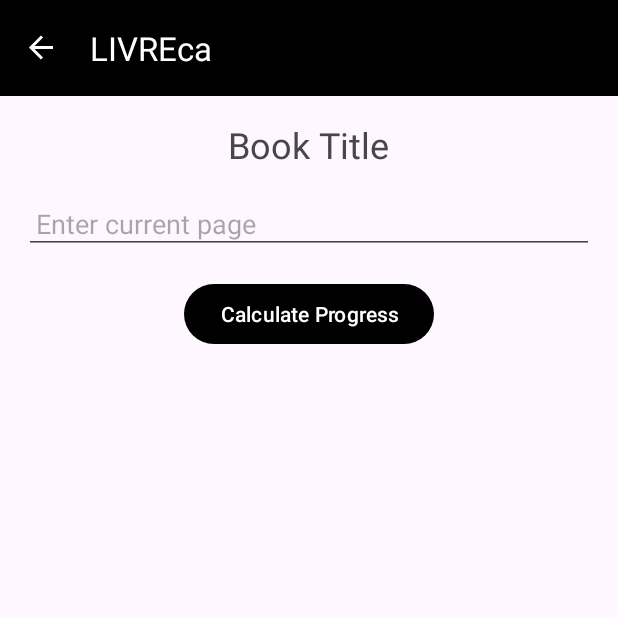
After one commit to Celia-unitbv/LivreCA, an Android app: the BookDetailFragment screen opened through its navigation route, on a phone screen of 412 x 824 dp, the top half of it. The commit adds this screen. Run offline under Robolectric (Android 15) with nearby library versions, the phone set to English and light mode, and no system bars; our stand-ins replace navigation-ui.

Commit message:
now you can update your progress by pressing an item in the viewholder.

```diff
--- /dev/null
+++ b/Android/app/src/main/java/com/example/livreca/BookDetailFragment.kt
@@ -0,0 +1,71 @@
+package com.example.livreca
+
+import android.annotation.SuppressLint
+import android.os.Bundle
+import android.view.LayoutInflater
+import android.view.View
+import android.view.ViewGroup
+import android.widget.Button
+import android.widget.EditText
+import android.widget.TextView
+import androidx.fragment.app.Fragment
+import androidx.lifecycle.lifecycleScope
+import com.example.livreca.data.AppDatabase
+import kotlinx.coroutines.launch
+
+class BookDetailFragment : Fragment() {
+
+    private lateinit var bookTitleTextView: TextView
+    private lateinit var currentPageEditText: EditText
+    private lateinit var calculateButton: Button
+    private lateinit var percentageReadTextView: TextView
+    private var bookId: Int = 0
+    private var totalPages: Int = 0
+
+    @SuppressLint("MissingInflatedId")
+    override fun onCreateView(
+        inflater: LayoutInflater, container: ViewGroup?,
+        savedInstanceState: Bundle?
+    ): View? {
+        val view = inflater.inflate(R.layout.fragment_book_detail, container, false)
+
+        bookTitleTextView = view.findViewById(R.id.book_title)
+        currentPageEditText = view.findViewById(R.id.current_page)
+        calculateButton = view.findViewById(R.id.calculate_button)
+        percentageReadTextView = view.findViewById(R.id.percentage_read)
+
+        // Verificăm argumentele și le asignăm valorile corespunzătoare
+        arguments?.let { args ->
+            val bookTitle = args.getString("BOOK_TITLE", "")
+            bookId = args.getInt("BOOK_ID", 0)
+            totalPages = args.getInt("TOTAL_PAGES", 0)
+
+            bookTitleTextView.text = bookTitle
+
+            calculateButton.setOnClickListener {
+                val currentPageStr = currentPageEditText.text.toString()
+                if (currentPageStr.isNotEmpty()) {
+                    val currentPage = currentPageStr.toInt()
+                    if (currentPage > 0 && currentPage <= totalPages) {
+                        val percentage = (currentPage.toDouble() / totalPages * 100).toInt()
+
+                        // Actualizăm progresul în baza de date utilizând Coroutine
+                        lifecycleScope.launch {
+                            val db = AppDatabase.getInstance(requireContext())
+                            db.bookDao().updateProgress(bookId, percentage)
+                        }
+
+                        // Actualizăm UI-ul cu progresul citirii
+                        percentageReadTextView.text = "You have read $percentage% of the book."
+                        percentageReadTextView.visibility = View.VISIBLE
+                    } else {
+                        percentageReadTextView.text = "Please enter a valid page number."
+                        percentageReadTextView.visibility = View.VISIBLE
+                    }
+                }
+            }
+        }
+
+        return view
+    }
+}
--- /dev/null
+++ b/Android/app/src/main/res/layout/fragment_book_detail.xml
@@ -0,0 +1,42 @@
+<?xml version="1.0" encoding="utf-8"?>
+<LinearLayout xmlns:android="http://schemas.android.com/apk/res/android"
+    android:layout_width="match_parent"
+    android:layout_height="match_parent"
+    android:orientation="vertical"
+    android:padding="16dp">
+
+    <TextView
+        android:id="@+id/book_title"
+        android:layout_width="wrap_content"
+        android:layout_height="wrap_content"
+        android:text="Book Title"
+        android:textSize="24sp"
+        android:layout_gravity="center_horizontal"
+        android:paddingBottom="16dp"/>
+
+    <EditText
+        android:id="@+id/current_page"
+        android:layout_width="match_parent"
+        android:layout_height="wrap_content"
+        android:hint="Enter current page"
+        android:inputType="number"
+        android:padding="8dp"
+        android:layout_marginBottom="16dp"/>
+
+    <Button
+        android:id="@+id/calculate_button"
+        android:layout_width="wrap_content"
+        android:layout_height="wrap_content"
+        android:text="Calculate Progress"
+        android:layout_gravity="center_horizontal"/>
+
+    <TextView
+        android:id="@+id/percentage_read"
+        android:layout_width="wrap_content"
+        android:layout_height="wrap_content"
+        android:text="You have read 0% of the book."
+        android:textSize="18sp"
+        android:layout_gravity="center_horizontal"
+        android:paddingTop="16dp"
+        android:visibility="gone"/>
+</LinearLayout>
--- a/Android/app/src/main/res/navigation/nav_graph.xml
+++ b/Android/app/src/main/res/navigation/nav_graph.xml
@@ -1,3 +1,4 @@
+<?xml version="1.0" encoding="utf-8"?>
 <navigation xmlns:android="http://schemas.android.com/apk/res/android"
     xmlns:app="http://schemas.android.com/apk/res-auto"
     xmlns:tools="http://schemas.android.com/tools"
@@ -39,6 +40,19 @@
         <action
             android:id="@+id/action_bookListFragment_to_addBookFragment"
             app:destination="@id/addBookFragment" />
+        <action
+            android:id="@+id/action_bookListFragment_to_bookDetailFragment"
+            app:destination="@id/bookDetailFragment">
+            <argument
+                android:name="BOOK_TITLE"
+                app:argType="string" />
+            <argument
+                android:name="BOOK_ID"
+                app:argType="integer" />
+            <argument
+                android:name="TOTAL_PAGES"
+                app:argType="integer" />
+        </action>
     </fragment>
 
     <fragment
@@ -49,4 +63,10 @@
             android:name="userId"
             app:argType="integer" />
     </fragment>
+
+    <fragment
+        android:id="@+id/bookDetailFragment"
+        android:name="com.example.livreca.BookDetailFragment"
+        tools:layout="@layout/fragment_book_detail" />
+
 </navigation>
```
Also changed, not shown: Android/app/src/main/java/com/example/livreca/BookAdapter.kt (+13 -0 lines), Android/app/src/main/java/com/example/livreca/data/AppDatabase.kt (+11 -0 lines).
